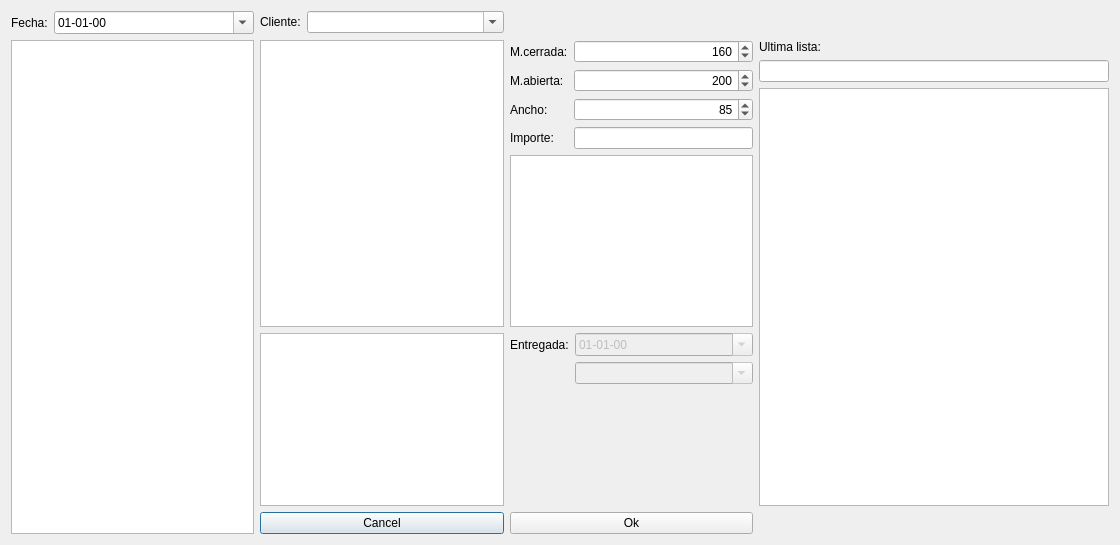
First picture: the form in pedidoDialog.ui, repository waltermas-gitter/infomesas-gui, before the edit.
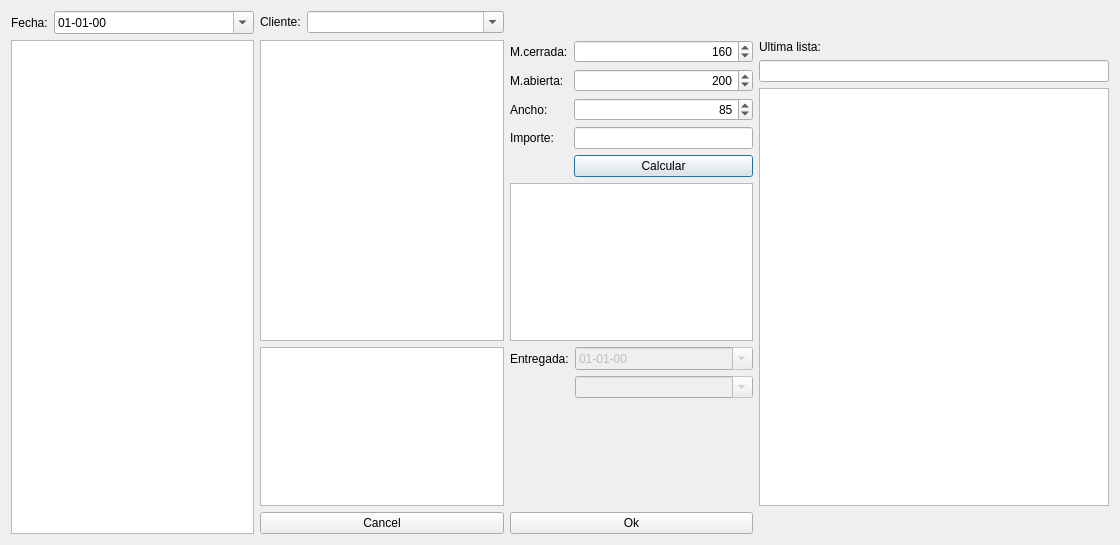
Second picture: the form after the edit.

Diff of the .ui file:
```diff
--- a/pedidoDialog.ui
+++ b/pedidoDialog.ui
@@ -153,6 +153,13 @@
        </property>
       </widget>
      </item>
+     <item row="4" column="1">
+      <widget class="QPushButton" name="calcularPushButton">
+       <property name="text">
+        <string>Calcular</string>
+       </property>
+      </widget>
+     </item>
     </layout>
    </item>
    <item row="1" column="3" rowspan="3">
```
Left out of the diff: 13 changed lines with no effect on the pictures.
